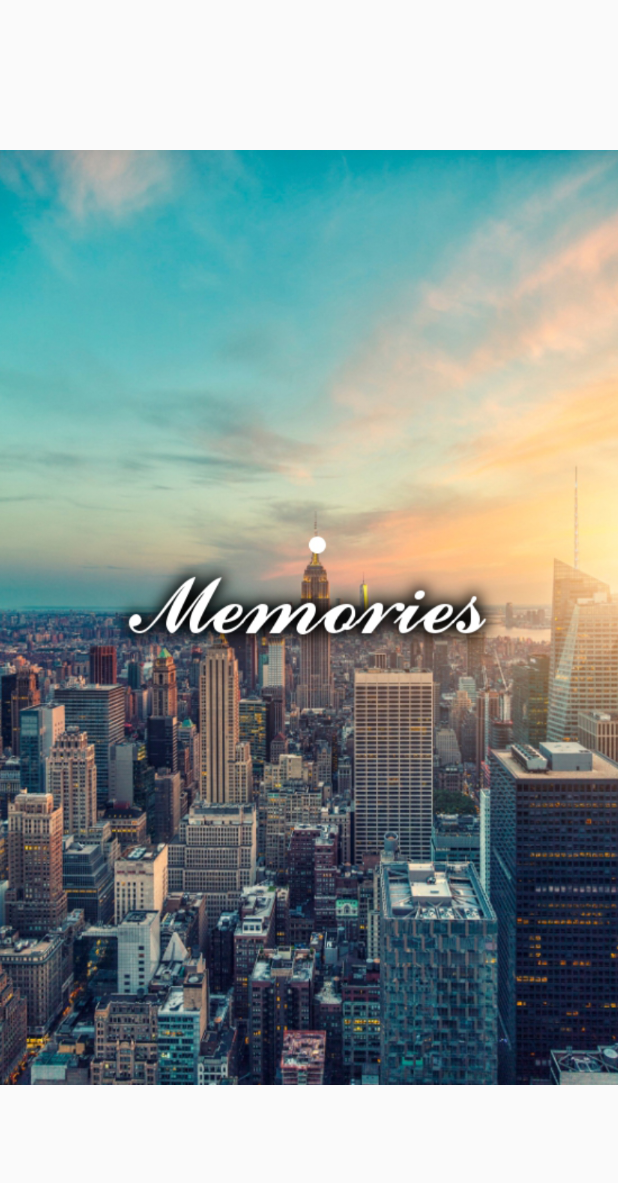
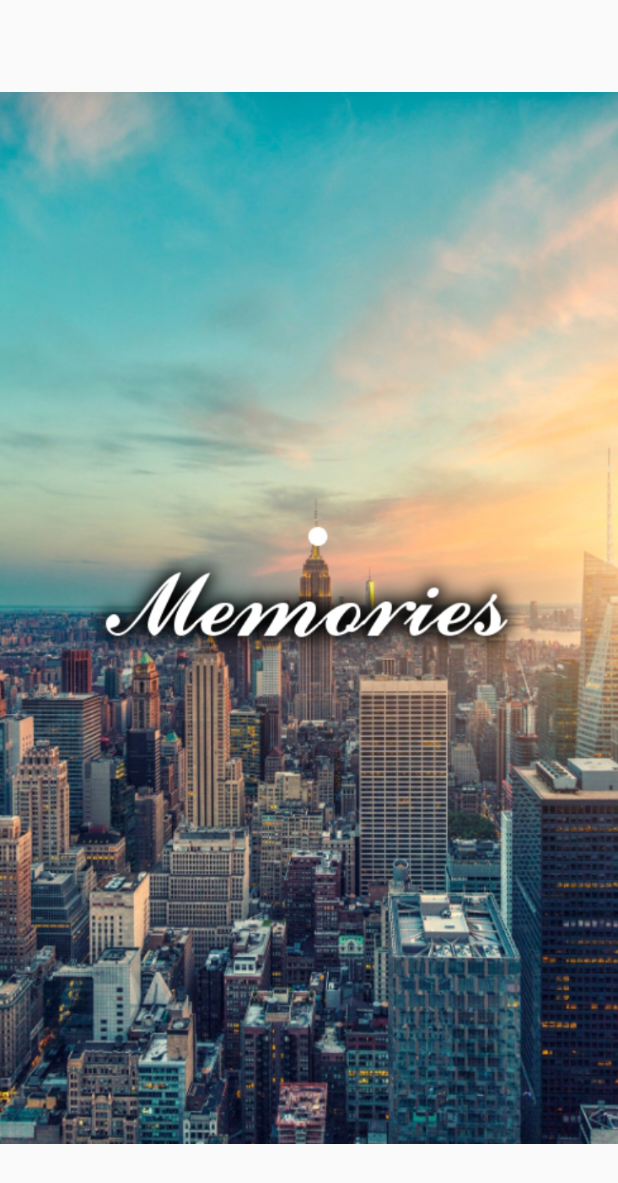
Before and after one commit to maxsk50447/Memories, an Android app: the LoadingActivity screen opened directly, with no data from a screen before it, on a phone screen of 412 x 824 dp. Shown: the top 1183 px of the screen. Run offline under Robolectric (Android 15) with nearby library versions, the phone set to English and light mode, and no system bars.

Commit message:
Resize Loading Screen

```diff
--- a/app/src/main/res/layout/activity_loading.xml
+++ b/app/src/main/res/layout/activity_loading.xml
@@ -5,7 +5,8 @@
     android:weightSum="1">
 
     <ImageView
-        android:layout_width="446dp"
-        android:layout_height="623dp"
+        android:layout_width="513dp"
+        android:layout_height="701dp"
         android:src="@drawable/background" />
+
 </LinearLayout>
```
